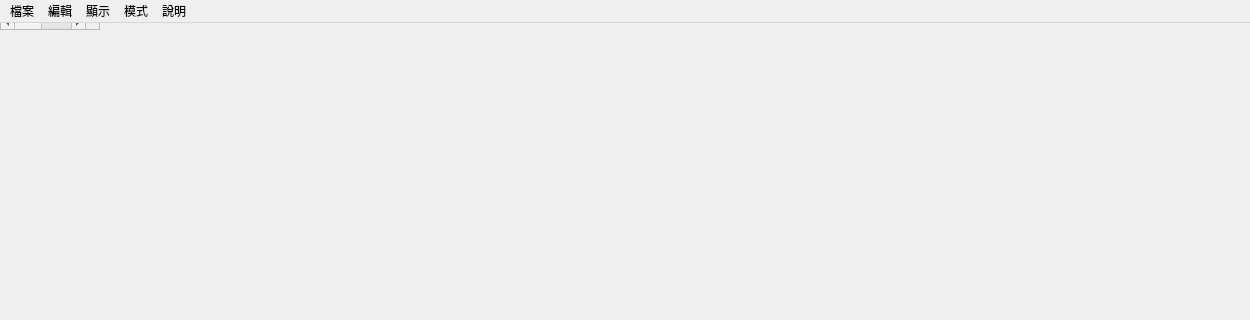
Qt form QtStockPriceMainWindow.ui (foxking0416/PythonStockPrice) before a commit; both pictures show x 0 to 1250 and y 0 to 320 of the 1250 by 893 pixel window.
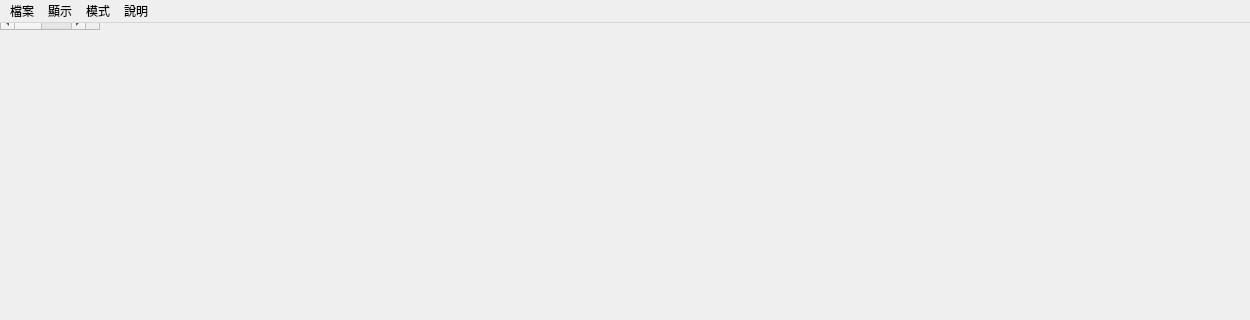
The same form after that commit.

Commit message: 把整合後 已經不需要的UI跟function拔掉

The edit to the form file:
```diff
--- a/QtStockPriceMainWindow.ui
+++ b/QtStockPriceMainWindow.ui
@@ -238,14 +238,6 @@
     <addaction name="qtCostWithInDividendAction"/>
     <addaction name="qtCostWithOutDividendAction"/>
    </widget>
-   <widget class="QMenu" name="menu_4">
-    <property name="title">
-     <string>編輯</string>
-    </property>
-    <addaction name="qtEditDividendTransferFeeAction"/>
-    <addaction name="qtEditMinimumTradingFeeAction"/>
-    <addaction name="qtEditOddMinimumTradingFeeAction"/>
-   </widget>
    <widget class="QMenu" name="menu_5">
     <property name="title">
      <string>說明</string>
@@ -253,7 +245,6 @@
     <addaction name="qtAboutAction"/>
    </widget>
    <addaction name="menu"/>
-   <addaction name="menu_4"/>
    <addaction name="menu_2"/>
    <addaction name="menu_3"/>
    <addaction name="menu_5"/>
```
The commit also changes 2 other files.
